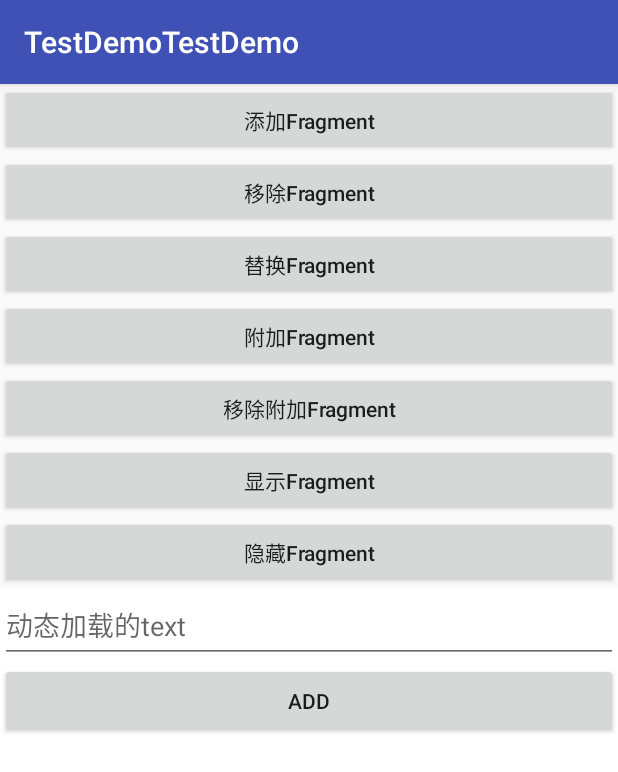
After one commit to ludexiang727/android_demo, an Android app: the fragment TextFragment placed in its activity, on a phone screen of 412 x 824 dp. The commit adds this screen. Shown: the top 772 px of the screen. Run offline under Robolectric (Android 15) with nearby library versions, the phone set to English and light mode, and no system bars.

Commit message:
fragment add replace 生命周期

```diff
--- a/app/src/main/AndroidManifest.xml
+++ b/app/src/main/AndroidManifest.xml
@@ -72,6 +72,10 @@
     <activity
       android:name=".activity.SlideActivity"
       android:screenOrientation="portrait"/>
+
+    <activity
+      android:name=".activity.SupportActivity"
+      android:screenOrientation="portrait"/>
   </application>
 
 </manifest>
--- a/app/src/main/java/demo/com/testdemo/MainActivity.java
+++ b/app/src/main/java/demo/com/testdemo/MainActivity.java
@@ -6,6 +6,7 @@ import android.os.Bundle;
 import android.view.View;
 
 import demo.com.testdemo.activity.SlideActivity;
+import demo.com.testdemo.activity.SupportActivity;
 import java.util.ArrayList;
 import java.util.List;
 
@@ -139,4 +140,9 @@ public class MainActivity extends AppCompatActivity {
         Intent intent = new Intent(this, SlideActivity.class);
         startActivity(intent);
     }
+
+    public void onFragments(View v) {
+        Intent intent = new Intent(this, SupportActivity.class);
+        startActivity(intent);
+    }
 }
--- /dev/null
+++ b/app/src/main/java/demo/com/testdemo/activity/SupportActivity.java
@@ -0,0 +1,79 @@
+package demo.com.testdemo.activity;
+
+import android.os.Bundle;
+import android.support.v4.app.FragmentTransaction;
+import android.support.v7.app.AppCompatActivity;
+import android.view.View;
+import demo.com.testdemo.R;
+import demo.com.testdemo.fragments.ImageFragment;
+import demo.com.testdemo.fragments.TextFragment;
+
+/**
+ * Created by ludexiang on 2018/3/2.
+ */
+
+public class SupportActivity extends AppCompatActivity {
+
+  TextFragment textFragment;
+  ImageFragment imgFragment;
+
+  @Override
+  protected void onCreate(Bundle savedInstanceState) {
+    super.onCreate(savedInstanceState);
+    setContentView(R.layout.fragments_main_layout);
+
+    textFragment = new TextFragment();
+    imgFragment = new ImageFragment();
+  }
+
+  public void add(View v) {
+    //创建事务
+    FragmentTransaction ft = getSupportFragmentManager().beginTransaction();
+    //操作指令
+    ft.add(R.id.fl_content, textFragment);
+    //提交事务
+    ft.commit();
+  }
+
+  public void remove(View v) {
+    FragmentTransaction ft = getSupportFragmentManager().beginTransaction();
+    //从Activity中移除一个Fragment，如果被移除的Fragment没有添加到回退栈（回退栈后面会详细说），这个Fragment实例将会被销毁。
+    ft.remove(textFragment);
+    ft.commit();
+  }
+
+  public void replace(View v) {
+    FragmentTransaction ft = getSupportFragmentManager().beginTransaction();
+    //使用另一个Fragment替换当前的，实际上就是remove()然后add()的合体
+    ft.replace(R.id.fl_content, imgFragment);
+    ft.commit();
+  }
+
+  public void attach(View v) {
+    FragmentTransaction ft = getSupportFragmentManager().beginTransaction();
+    //重建视图，附件到UI上并显示
+    ft.attach(textFragment);
+    ft.commit();
+  }
+
+  public void detach(View v) {
+    FragmentTransaction ft = getSupportFragmentManager().beginTransaction();
+    //会将view从UI中移除,和remove()不同,此时fragment的状态依然由FragmentManager维护
+    ft.detach(textFragment);
+    ft.commit();
+  }
+
+  public void show(View v) {
+    FragmentTransaction ft = getSupportFragmentManager().beginTransaction();
+    //显示之前隐藏的Fragment
+    ft.show(textFragment);
+    ft.commit();
+  }
+
+  public void hide(View v) {
+    FragmentTransaction ft = getSupportFragmentManager().beginTransaction();
+    //当你的fragment数量固定很少时隐藏当前的Fragment，仅仅是设为不可见，并不会销毁
+    ft.hide(textFragment);
+    ft.commit();
+  }
+}
--- /dev/null
+++ b/app/src/main/java/demo/com/testdemo/fragments/TextFragment.java
@@ -0,0 +1,103 @@
+package demo.com.testdemo.fragments;
+
+import android.content.Context;
+import android.os.Bundle;
+import android.support.annotation.Nullable;
+import android.support.v4.app.Fragment;
+import android.support.v4.app.FragmentTransaction;
+import android.util.Log;
+import android.view.LayoutInflater;
+import android.view.View;
+import android.view.View.OnClickListener;
+import android.view.ViewGroup;
+import android.widget.Button;
+import android.widget.EditText;
+import demo.com.testdemo.R;
+
+/**
+ * Created by ludexiang on 2018/3/2.
+ */
+
+public class TextFragment extends Fragment {
+
+  @Override
+  public void onAttach(Context context) {
+    super.onAttach(context);
+    Log.e("ldx","----TextFragment-----onAttach");
+  }
+
+  @Override
+  public void onCreate(@Nullable Bundle savedInstanceState) {
+    super.onCreate(savedInstanceState);
+    Log.e("ldx","----TextFragment-----onCreate");
+  }
+
+  @Nullable
+  @Override
+  public View onCreateView(LayoutInflater inflater, @Nullable ViewGroup container, @Nullable Bundle savedInstanceState) {
+    Log.e("ldx","----TextFragment-----onCreateView");
+    View v = inflater.inflate(R.layout.text_fragment_layout, null);
+    Button btn = (Button) v.findViewById(R.id.text_fragment_btn);
+    btn.setOnClickListener(new OnClickListener() {
+      @Override
+      public void onClick(View v) {
+        //创建事务
+        FragmentTransaction ft = getFragmentManager().beginTransaction();
+        //操作指令
+        ft.add(R.id.fl_content, new ImageFragment());
+        ft.addToBackStack("image");
+        //提交事务
+        ft.commit();
+      }
+    });
+    return v;
+  }
+
+  @Override
+  public void onStart() {
+    super.onStart();
+    Log.e("ldx","----TextFragment-----onStart");
+  }
+
+  @Override
+  public void onActivityCreated(@Nullable Bundle savedInstanceState) {
+    super.onActivityCreated(savedInstanceState);
+    Log.e("ldx","----TextFragment-----onActivityCreated");
+  }
+
+  @Override
+  public void onResume() {
+    super.onResume();
+    Log.e("ldx","----TextFragment-----onResume");
+  }
+
+  @Override
+  public void onPause() {
+    super.onPause();
+    Log.e("ldx","----TextFragment-----onPause");
+  }
+
+  @Override
+  public void onStop() {
+    super.onStop();
+    Log.e("ldx","----TextFragment-----onStop");
+  }
+
+  @Override
+  public void onDestroyView() {
+    super.onDestroyView();
+    Log.e("ldx","----TextFragment-----onDestroyView");
+  }
+
+  @Override
+  public void onDestroy() {
+    super.onDestroy();
+    Log.e("ldx","----TextFragment-----onDestroy");
+  }
+
+  @Override
+  public void onDetach() {
+    super.onDetach();
+    Log.e("ldx","----TextFragment-----onDetach");
+  }
+}
--- /dev/null
+++ b/app/src/main/res/layout/fragments_main_layout.xml
@@ -0,0 +1,71 @@
+<LinearLayout xmlns:android="http://schemas.android.com/apk/res/android"
+  xmlns:tools="http://schemas.android.com/tools"
+  android:id="@+id/activity_main"
+  android:layout_width="match_parent"
+  android:layout_height="match_parent"
+  android:orientation="vertical"
+  tools:context="com.example.lesson10_fragment2.MainActivity">
+
+  <Button
+    android:id="@+id/btn_add"
+    android:layout_width="match_parent"
+    android:layout_height="wrap_content"
+    android:onClick="add"
+    android:text="添加Fragment"
+    android:textAllCaps="false" />
+
+  <Button
+    android:id="@+id/btn_remove"
+    android:layout_width="match_parent"
+    android:layout_height="wrap_content"
+    android:onClick="remove"
+    android:text="移除Fragment"
+    android:textAllCaps="false" />
+
+  <Button
+    android:layout_width="match_parent"
+    android:layout_height="wrap_content"
+    android:onClick="replace"
+    android:text="替换Fragment"
+    android:textAllCaps="false" />
+
+  <Button
+    android:id="@+id/btn_attach"
+    android:layout_width="match_parent"
+    android:layout_height="wrap_content"
+    android:onClick="attach"
+    android:text="附加Fragment"
+    android:textAllCaps="false" />
+
+  <Button
+    android:id="@+id/btn_detach"
+    android:layout_width="match_parent"
+    android:layout_height="wrap_content"
+    android:onClick="detach"
+    android:text="移除附加Fragment"
+    android:textAllCaps="false" />
+
+  <Button
+    android:id="@+id/btn_show"
+    android:layout_width="match_parent"
+    android:layout_height="wrap_content"
+    android:onClick="show"
+    android:text="显示Fragment"
+    android:textAllCaps="false" />
+
+  <Button
+    android:id="@+id/btn_hide"
+    android:layout_width="match_parent"
+    android:layout_height="wrap_content"
+    android:onClick="hide"
+    android:text="隐藏Fragment"
+    android:textAllCaps="false" />
+
+  <!--动态加载，必须要给定一个空间用来加载Fragment 必须是一个FrameLayout !-->
+  <FrameLayout
+    android:id="@id/fl_content"
+    android:layout_width="match_parent"
+    android:layout_height="match_parent">
+
+  </FrameLayout>
+</LinearLayout>
--- /dev/null
+++ b/app/src/main/res/layout/text_fragment_layout.xml
@@ -0,0 +1,21 @@
+<LinearLayout
+  xmlns:android="http://schemas.android.com/apk/res/android"
+  android:layout_width="match_parent"
+  android:layout_height="match_parent"
+  android:orientation="vertical"
+  android:background="#fff">
+
+  <EditText
+    android:id="@+id/edit_text"
+    android:layout_width="match_parent"
+    android:layout_height="50dp"
+    android:hint="动态加载的text"/>
+
+  <Button
+    android:id="@+id/text_fragment_btn"
+    android:layout_width="match_parent"
+    android:layout_height="50dp"
+    android:text="add"
+    />
+
+</LinearLayout>
--- /dev/null
+++ b/app/src/main/res/values/ids.xml
@@ -0,0 +1,3 @@
+<resources>
+  <item name="fl_content" type="id"/>
+</resources>
```
Also changed, not shown: app/src/main/java/demo/com/testdemo/fragments/ImageFragment.java (added, +114 -0 lines), app/src/main/res/layout/activity_main.xml (+9 -0 lines), app/src/main/res/layout/image_fragment_layout.xml (added, +17 -0 lines).
